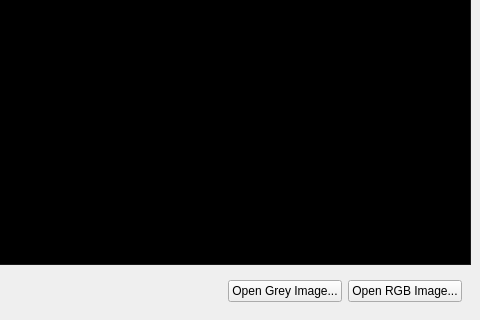
Before: the Qt Designer form GUI/Qt/Windows/MainImageWindow.ui in pyushkevich/itksnap, drawn with Qt 5; both pictures show x 427 to 907 and y 380 to 700 of the 907 by 700 pixel window.
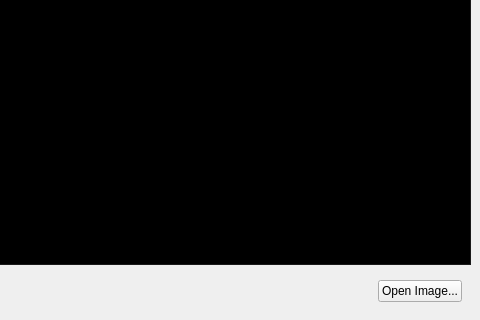
After: the same form once the commit is applied. Custom widgets are drawn as their Qt base class.

Commit message: Major refactoring of the ImageWrapper classes to allow working with multi-component images. Refactoring is still in progress, but this commit represents a significant milestone of being able to load and display a multi-component image.

```diff
--- a/GUI/Qt/Windows/MainImageWindow.ui
+++ b/GUI/Qt/Windows/MainImageWindow.ui
@@ -549,14 +549,7 @@
            <item>
             <widget class="QPushButton" name="btnLoadGrey">
              <property name="text">
-              <string>Open Grey Image...</string>
-             </property>
-            </widget>
-           </item>
-           <item>
-            <widget class="QPushButton" name="btnLoadRGB">
-             <property name="text">
-              <string>Open RGB Image...</string>
+              <string>Open Image...</string>
              </property>
             </widget>
            </item>
```
Left out of the diff: 38 changed lines with no effect on the pictures. The commit also changes 71 other files.
